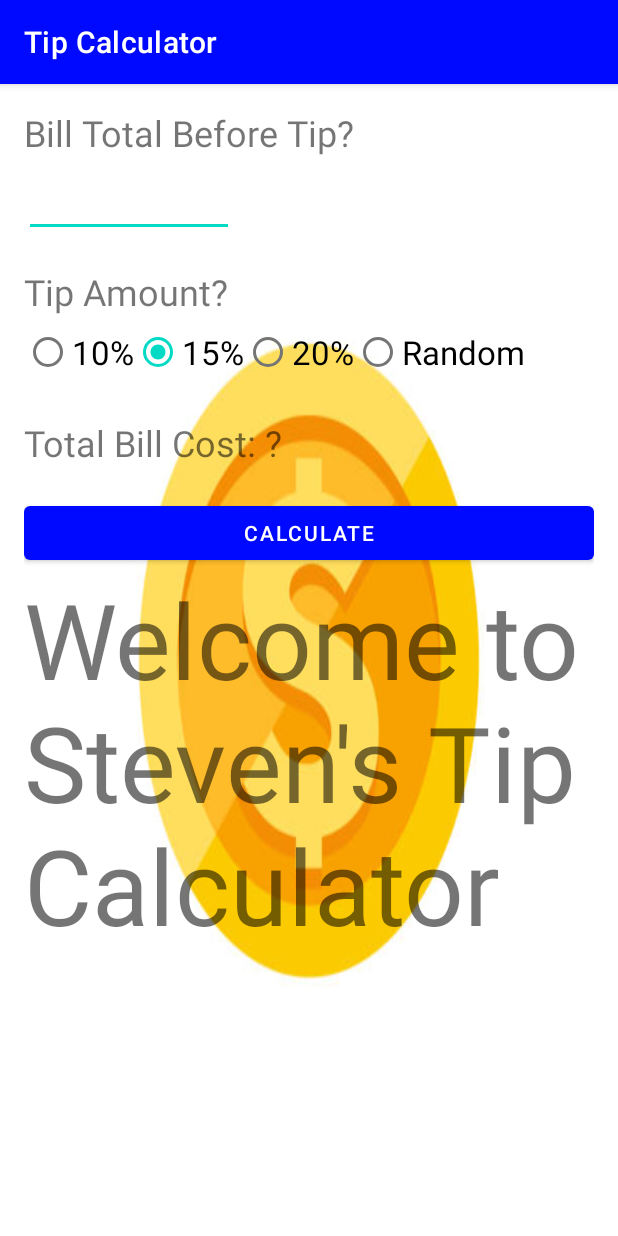
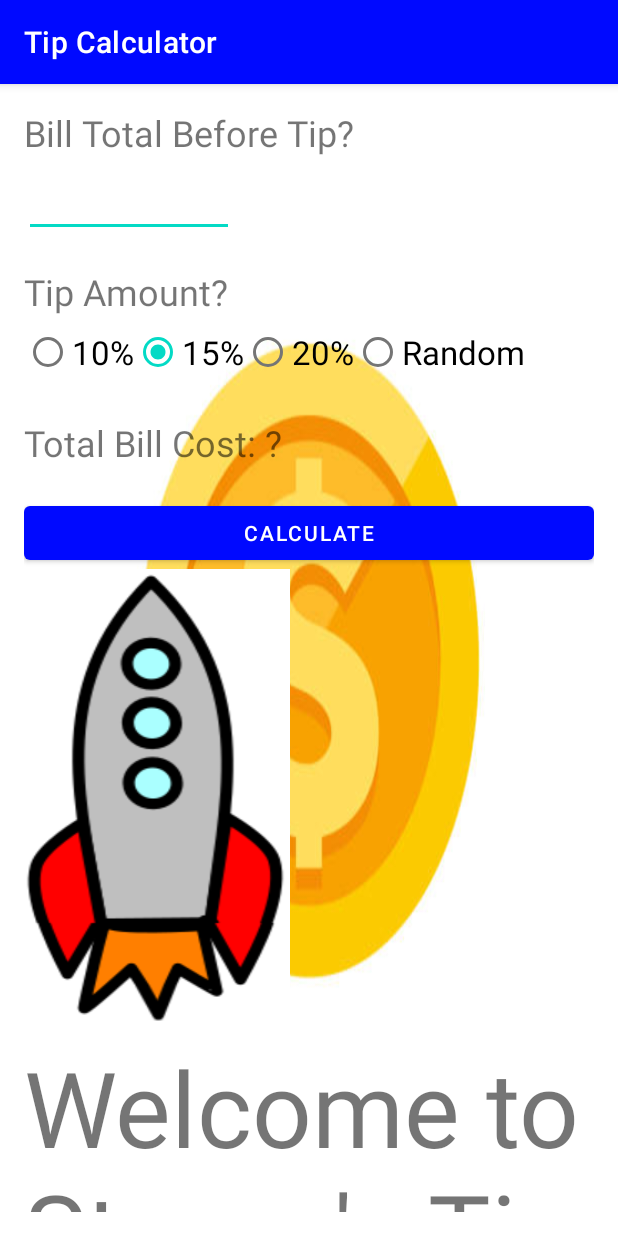
Before and after one commit to StevenTNguyen-Code/TipCalculator, an Android app: the screen it shows after launch (MainActivity), on a phone screen of 412 x 824 dp. Run offline under Robolectric (Android 15) with nearby library versions, the phone set to English and light mode, and no system bars.

Commit message:
Added Rocket Animation Successfully

```diff
--- a/app/src/main/res/layout/activity_main.xml
+++ b/app/src/main/res/layout/activity_main.xml
@@ -89,6 +89,14 @@
         android:layout_marginTop="20dp"
         android:onClick="calculateClick" />
 
+    <ImageView
+        android:id="@+id/animation_view"
+        android:background="@drawable/rocket1"
+        android:layout_width="wrap_content"
+        android:layout_height="wrap_content"
+
+        android:scaleType="centerCrop" />
+
     <androidx.fragment.app.FragmentContainerView
         xmlns:android="http://schemas.android.com/apk/res/android"
         android:id="@+id/fragment_container_view"
@@ -96,11 +104,5 @@
         android:layout_height="match_parent"
         android:name="com.zybooks.tipcalculator.HelloFragment" />
 
-    <ImageView
-        android:id="@+id/animation_view"
-        android:background="@drawable/rocket1"
-        android:layout_width="wrap_content"
-        android:layout_height="wrap_content"
-        android:src="@drawable/flying_rocket"
-        android:scaleType="centerCrop" />
+
 </LinearLayout>
```
